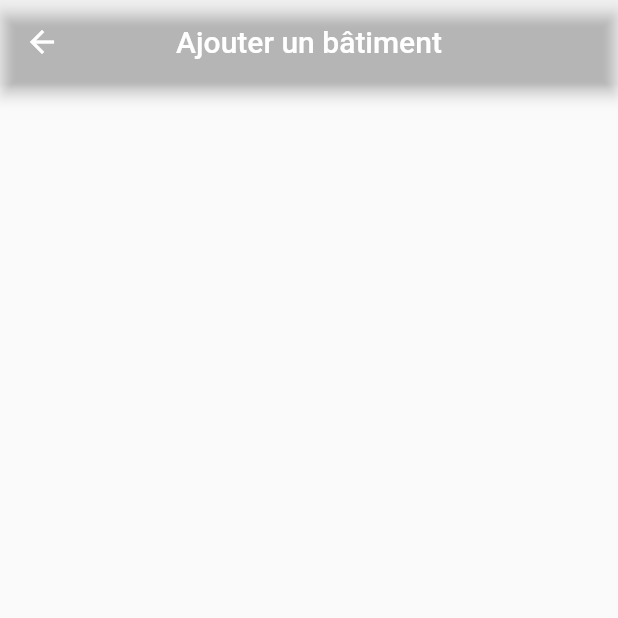
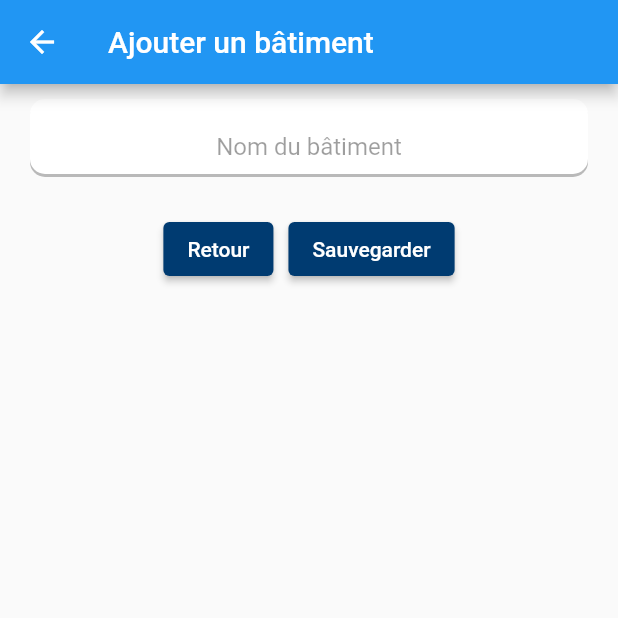
Before and after one commit to AmbreFavetto/Airlux, a Flutter app: the AddBuildingPage screen opened directly, on a phone screen of 412 x 824 dp, the top half of it. Run offline on Flutter 3.47's test engine with Material 2 defaults, Android fonts, the light colour scheme and no system bars.

Commit message:
wip : code propre formulaire

```diff
--- a/app_airlux/lib/buildings/addBuilding_page.dart
+++ b/app_airlux/lib/buildings/addBuilding_page.dart
@@ -1,34 +1,109 @@
 import 'package:flutter/material.dart';
+import '../main.dart';
 
-class AddBuildingPage extends StatelessWidget {
+class AddBuildingPage extends StatefulWidget {
   const AddBuildingPage({super.key});
-  static const String title = 'Ajouter un bâtiment';
-
   @override
-  Widget build(BuildContext context) => Scaffold(
-        // changer le nom avec la classe qui permet la navigation
-        //drawer: NavigationDrawerWidget(),
-        appBar: AppBar(
-          title: const Text(AddBuildingPage.title),
-          centerTitle: true,
-          backgroundColor: const Color(0x009fc5e8),
-        ),
-      );
+  AddBuildingPageState createState() => AddBuildingPageState();
 }
 
-class buildForm extends StatefulWidget {
-  @override
-  _buildForm createState() => _buildForm();
-}
+class AddBuildingPageState extends State<AddBuildingPage> {
+  final _formKey = GlobalKey<FormState>();
 
-class _buildForm extends State<buildForm> {
-  TextEditingController name = TextEditingController();
+  TextEditingController title = TextEditingController();
 
   @override
   Widget build(BuildContext context) {
-    return Column(
-      children: <Widget>[
+    return Scaffold(
+      appBar: AppBar(
+        title: const Text('Ajouter un bâtiment'),
+      ),
+      body: Form(
+          key: _formKey,
+          child: Column(
+            crossAxisAlignment: CrossAxisAlignment.center,
+            children: [
+              const SizedBox(width: 10.0, height: 10.0),
+              InputText(name: title, inputTitle: 'Nom du bâtiment'),
               Container(
+                alignment: Alignment.center,
+                padding: const EdgeInsets.all(8),
+                height: 100,
+                child: Row(
+                  mainAxisAlignment: MainAxisAlignment.center,
+                  children: [
+                    ElevatedButton(
+                      style: ElevatedButton.styleFrom(
+                        backgroundColor: const Color(0xFF003b71),
+                      ),
+                      child: const Text('Retour'),
+                      onPressed: () => {
+                        if (title.text.isNotEmpty)
+                          {
+                            Navigator.push(
+                              context,
+                              MaterialPageRoute(builder: (context) => MyApp()),
+                            ),
+                            ScaffoldMessenger.of(context).showSnackBar(
+                              const SnackBar(
+                                content: Text('Le bâtiment a été ajouté.'),
+                              ),
+                            ),
+                          }
+                        else
+                          {
+                            print('pas ok'),
+                          }
+                      },
+                    ),
+                    const SizedBox(width: 10.0, height: 0.0),
+                    ElevatedButton(
+                      style: ElevatedButton.styleFrom(
+                        backgroundColor: const Color(0xFF003b71),
+                      ),
+                      child: const Text('Sauvegarder'),
+                      onPressed: () => {
+                        if (title.text.isNotEmpty)
+                          {
+                            Navigator.push(
+                              context,
+                              MaterialPageRoute(builder: (context) => MyApp()),
+                            ),
+                            ScaffoldMessenger.of(context).showSnackBar(
+                              const SnackBar(
+                                content: Text('Le bâtiment a été ajouté.'),
+                              ),
+                            ),
+                          }
+                        else
+                          {
+                            print('pas ok'),
+                          }
+                      },
+                    ),
+                  ],
+                ),
+              ),
+            ],
+          )),
+    );
+  }
+}
+
+class InputText extends StatelessWidget {
+  const InputText({
+    Key? key,
+    required this.name,
+    required this.inputTitle,
+  }) : super(key: key);
+
+  final TextEditingController name;
+  final String inputTitle;
+
+  @override
+  Widget build(BuildContext context) {
+    return Container(
+        margin: const EdgeInsets.only(left: 20.0, right: 20.0),
         alignment: Alignment.centerLeft,
         decoration: BoxDecoration(
             color: Colors.white,
@@ -36,18 +111,16 @@ class _buildForm extends State<buildForm> {
             boxShadow: const [
               BoxShadow(color: Colors.black26, offset: Offset(0, 2))
             ]),
-            height: 60,
+        height: 50,
         child: TextField(
             controller: name,
-                keyboardType: TextInputType.text,
-                style: TextStyle(color: Colors.black87),
+            keyboardType: TextInputType.emailAddress,
+            style: const TextStyle(color: Colors.black87),
+            textAlign: TextAlign.center,
             decoration: InputDecoration(
                 border: InputBorder.none,
-                    contentPadding: EdgeInsets.only(top: 14),
-                    prefixIcon: Icon(Icons.business, color: Colors.black),
-                    hintText: 'Nom du bâtiment',
-                    hintStyle: TextStyle(color: Colors.black38)))),
-      ],
-    );
+                contentPadding: const EdgeInsets.only(top: 14),
+                hintText: inputTitle,
+                hintStyle: const TextStyle(color: Colors.black38))));
   }
 }
```
Lines whose indentation alone changed are shown as unchanged.
